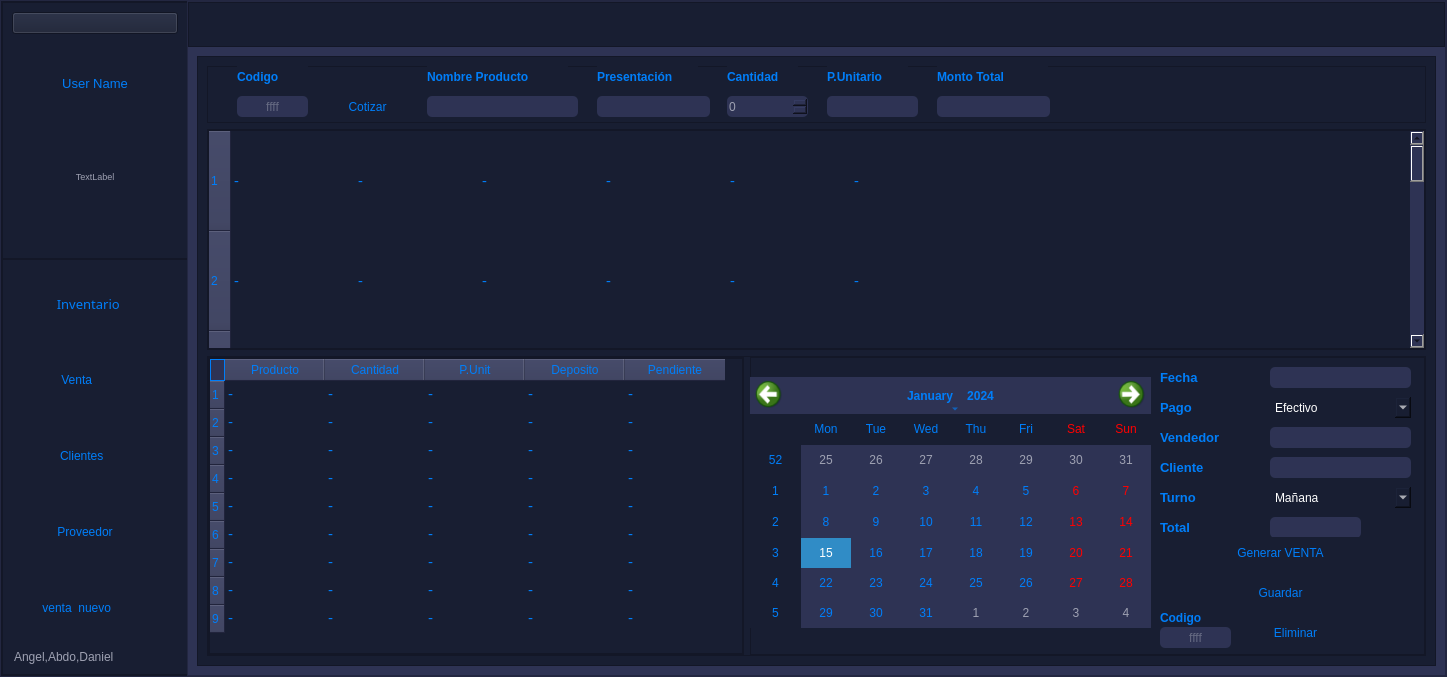
Above: View/nuevo_menu.ui from DanielSajvin/Proyecto_basedatos before the change. Below: the same form after it.
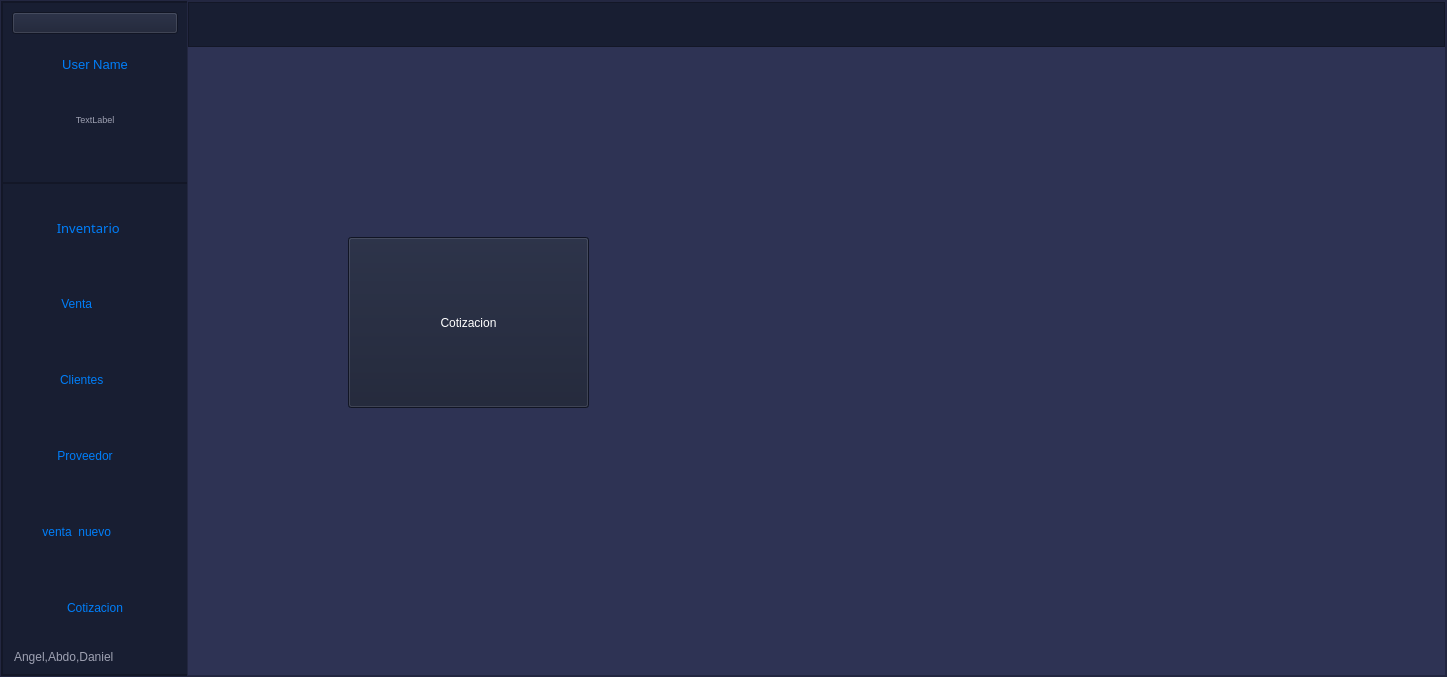
That is the form after the change. Icons and pictures are not drawn.

```diff
--- a/View/nuevo_menu.ui
+++ b/View/nuevo_menu.ui
@@ -423,6 +423,19 @@
                </property>
               </widget>
              </item>
+             <item>
+              <widget class="QPushButton" name="btn_cotizacion">
+               <property name="minimumSize">
+                <size>
+                 <width>0</width>
+                 <height>70</height>
+                </size>
+               </property>
+               <property name="text">
+                <string>Cotizacion</string>
+               </property>
+              </widget>
+             </item>
              <item>
               <widget class="QLineEdit" name="lineEdit">
                <property name="styleSheet">
@@ -671,7 +684,7 @@
 </string>
             </property>
             <property name="currentIndex">
-             <number>1</number>
+             <number>6</number>
             </property>
             <widget class="QWidget" name="page_inventario">
              <layout class="QGridLayout" name="gridLayout">
@@ -2393,6 +2406,7 @@
 color: rgb(24, 30, 50);
 }
 
+
 QCalendarWidget QToolButton{
 background-color: rgb(46, 51, 84);
 color: rgb(0,126,249);
@@ -2408,8 +2422,10 @@
   }
 
 QCalendarWidget QAbstractItemView:enabled{
-background-color: rgb(46, 51, 84);
-color: rgb(0,126,249);
+	background-color: rgb(46, 51, 84);
+	color: rgb(0,126,249);
+  	selection-background-color: rgb(158, 161, 178); 
+  	selection-color: rgb(24, 30, 50); 
 }
 
 QCalendarWidget QAbstractItemView:disabled{
@@ -3684,6 +3700,21 @@
               </item>
              </layout>
             </widget>
+            <widget class="QWidget" name="page_cotizacion">
+             <widget class="QPushButton" name="pushButton">
+              <property name="geometry">
+               <rect>
+                <x>160</x>
+                <y>190</y>
+                <width>241</width>
+                <height>171</height>
+               </rect>
+              </property>
+              <property name="text">
+               <string>Cotizacion</string>
+              </property>
+             </widget>
+            </widget>
             <widget class="QWidget" name="page_venta_nuevo">
              <layout class="QVBoxLayout" name="verticalLayout_8">
               <item>
```
